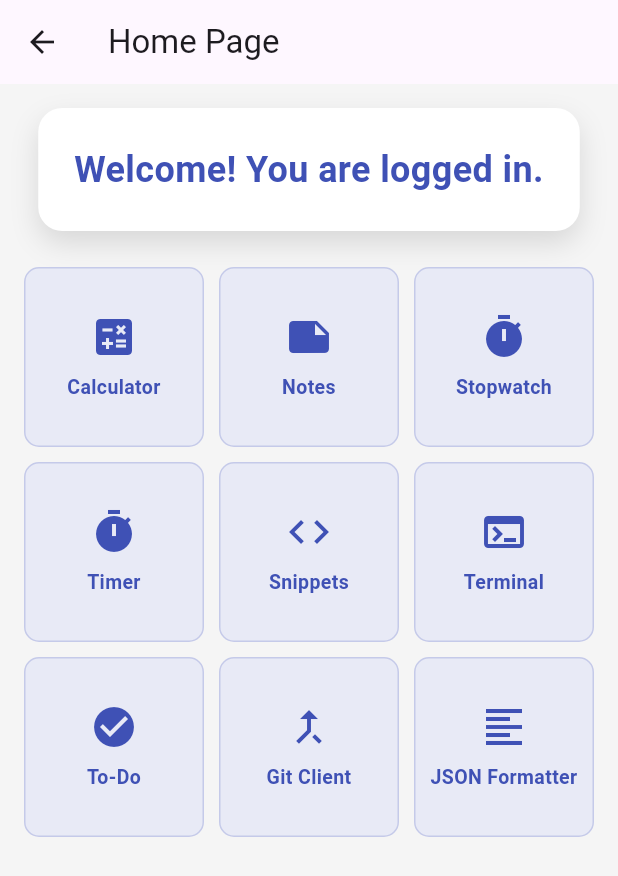
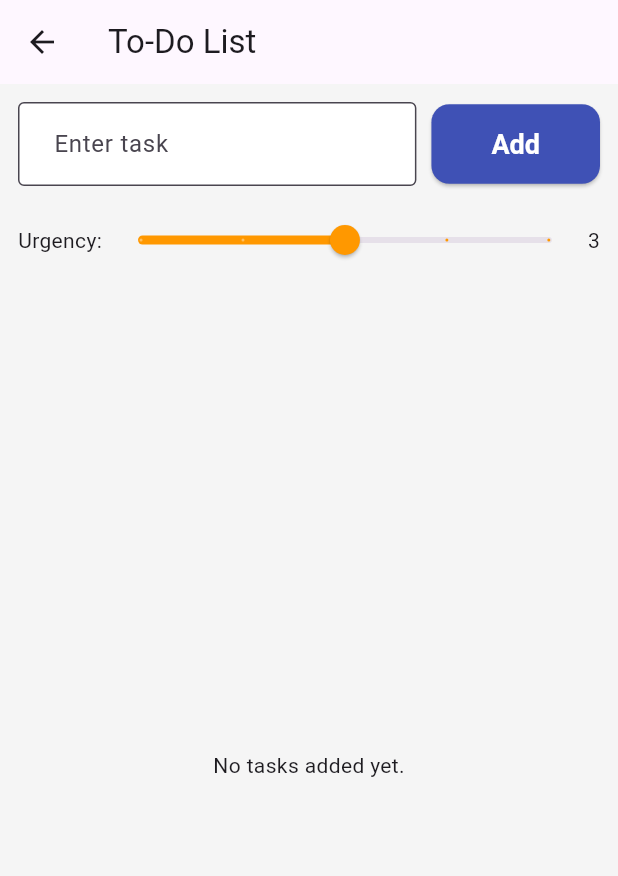
Before and after one commit to Atul-Sagar/flutter_hello, a Flutter app: the HomePage screen opened directly, after a tap on "To-Do", on a phone screen of 412 x 824 dp. Shown: the top 876 px of the screen. Run offline on Flutter 3.47's test engine with Material 3 defaults, Android fonts, the phone set to English and light mode, and no system bars; our stand-ins replace flutter_local_notifications, math_expressions, shared_preferences; accounts and stored records are empty.

Commit message:
Added Todo list page

```diff
--- a/lib/home_page.dart
+++ b/lib/home_page.dart
@@ -14,11 +14,7 @@ class HomePage extends StatelessWidget{
     ToolCard(icon: Icons.note, label: 'Notes', routeName: '/notes'),
     ToolCard(icon: Icons.timer, label: 'Stopwatch', routeName: '/stopwatch'),
     ToolCard(icon: Icons.timer, label: 'Timer', routeName: '/timer'),
-    ToolCard(icon: Icons.code, label: 'Snippets', routeName: '/snippets'),
-    ToolCard(icon: Icons.terminal, label: 'Terminal', routeName: '/terminal'),
     ToolCard(icon: Icons.check_circle, label: 'To-Do', routeName: '/todo'),
-    ToolCard(icon: Icons.merge_type, label: 'Git Client', routeName: '/git'),
-    ToolCard(icon: Icons.format_align_left, label: 'JSON Formatter', routeName: '/json'),
   ];
     return Scaffold(
       appBar: AppBar(title: const Text('Home Page')),
--- a/lib/main.dart
+++ b/lib/main.dart
@@ -1,11 +1,12 @@
 import 'package:flutter/material.dart';
 import 'package:flutter_hello/home_page.dart';
-import 'tools/calculator_page.dart';
+// import 'tools/calculator_page.dart';
 // import 'tools/notes/notes_page.dart';
 import 'package:flutter_hello/tools/notes/notes_page.dart';
 import 'package:flutter_hello/tools/calculator_page.dart';
 import 'package:flutter_hello/tools/stopwatch_page.dart';
 import 'package:flutter_hello/tools/timer_page.dart';
+import 'package:flutter_hello/tools/todo_list_page.dart';
 
 void main() {
   runApp(const MyApp());
@@ -57,6 +58,7 @@ class MyApp extends StatelessWidget{
         '/notes': (context) => const NotesPage(),
         '/stopwatch': (context) => const StopwatchPage(),
         '/timer': (context) => const TimerPage(),
+        '/todo' : (context) => const TodoListPage(),
       },
     );
   }
--- /dev/null
+++ b/lib/tools/todo_list_page.dart
@@ -0,0 +1,223 @@
+import 'package:flutter/material.dart';
+import 'dart:convert';
+import 'package:shared_preferences/shared_preferences.dart';
+
+class TodoListPage extends StatefulWidget{
+  const TodoListPage({super.key});
+
+  @override
+  State<TodoListPage> createState() => _TodoListPageState();
+}
+
+class _TodoListPageState extends State<TodoListPage>{
+  final List<_Task> _tasks = [];
+  final TextEditingController _controller = TextEditingController();
+  final String _storageKey = 'todo_tasks';
+  double _urgency = 3;
+
+
+
+  @override
+  void initState(){
+    super.initState();
+    _loadTasks();
+  }
+
+  Future<void> _loadTasks() async {
+    final prefs = await SharedPreferences.getInstance();
+    final jsonTasks = prefs.getStringList(_storageKey) ?? [];
+
+    setState((){
+      _tasks.clear();
+      _tasks.addAll(jsonTasks.map((e) => _Task.fromJson(json.decode(e))));
+    });
+  }
+
+  Future<void> _saveTasks() async {
+    final prefs = await SharedPreferences.getInstance();
+    final jsonTasks = _tasks.map((t) => json.encode(t.toJson())).toList();
+    await prefs.setStringList(_storageKey, jsonTasks);
+  }
+
+  void _addTask(){
+    final text = _controller.text.trim();
+    if(text.isNotEmpty){
+      setState(() {
+        _tasks.add(_Task(text, false, _urgency.toInt()));
+        _controller.clear();
+        _urgency = 3;
+      });
+      _saveTasks();
+    }
+  }
+
+
+  void _toggleTask(int index){
+    setState(() {
+      _tasks[index].isDone = !_tasks[index].isDone;
+    });
+    _saveTasks();
+  }
+
+  void _deleteTask(int index){
+    setState(() {
+      _tasks.removeAt(index);
+    });
+    _saveTasks();
+  }
+
+
+  Color _urgencyColor(int level){
+    switch(level){
+      case 1:
+        return Colors.green;
+
+      case 2:
+        return Colors.lightGreen;
+
+      case 3:
+        return Colors.orange;
+
+      case 4:
+        return Colors.deepOrange;
+
+      case 5:
+      default:
+        return Colors.red;
+
+    }
+  }
+
+
+  String _urgencyText(int level){
+    switch(level){
+      case 1:
+        return "Very Low";
+
+      case 2:
+        return "Low";
+
+      case 3:
+        return "Medium";
+
+      case 4:
+        return "High";
+
+      case 5:
+      default:
+        return "Urgent";
+    }
+  }
+
+@override
+  Widget build(BuildContext context) {
+    return Scaffold(
+      appBar: AppBar(
+        title: const Text('To-Do List'),
+      ),
+      body: Column(
+        children: [
+          Padding(
+            padding: const EdgeInsets.all(12.0),
+            child: Column(
+              children: [
+                Row(
+                  children: [
+                    Expanded(
+                      child: TextField(
+                        controller: _controller,
+                        decoration: const InputDecoration(
+                          labelText: 'Enter task',
+                          border: OutlineInputBorder(),
+                        ),
+                        onSubmitted: (_) => _addTask(),
+                      ),
+                    ),
+                    const SizedBox(width: 10),
+                    ElevatedButton(
+                      onPressed: _addTask,
+                      child: const Text('Add'),
+                    )
+                  ],
+                ),
+                const SizedBox(height: 12),
+                Row(
+                  children: [
+                    const Text('Urgency:'),
+                    Expanded(
+                      child: Slider(
+                        min: 1,
+                        max: 5,
+                        divisions: 4,
+                        value: _urgency,
+                        label: _urgencyText(_urgency.toInt()),
+                        activeColor: _urgencyColor(_urgency.toInt()),
+                        onChanged: (value) {
+                          setState(() => _urgency = value);
+                        },
+                      ),
+                    ),
+                    Text(_urgency.toInt().toString()),
+                  ],
+                )
+              ],
+            ),
+          ),
+          Expanded(
+            child: _tasks.isEmpty
+                ? const Center(child: Text('No tasks added yet.'))
+                : ListView.builder(
+                    itemCount: _tasks.length,
+                    itemBuilder: (context, index) {
+                      final task = _tasks[index];
+                      return ListTile(
+                        leading: Checkbox(
+                          value: task.isDone,
+                          onChanged: (_) => _toggleTask(index),
+                        ),
+                        title: Text(
+                          task.text,
+                          style: TextStyle(
+                            decoration: task.isDone
+                                ? TextDecoration.lineThrough
+                                : null,
+                          ),
+                        ),
+                        subtitle: Text(
+                          'Urgency: ${_urgencyText(task.urgency)}',
+                          style: TextStyle(
+                            color: _urgencyColor(task.urgency),
+                          ),
+                        ),
+                        trailing: IconButton(
+                          icon: const Icon(Icons.delete),
+                          onPressed: () => _deleteTask(index),
+                        ),
+                      );
+                    },
+                  ),
+          )
+        ],
+      ),
+    );
+  }
+
+}
+
+class _Task{
+  String text;
+  bool isDone;
+  int urgency;
+
+  _Task(this.text, this.isDone, this.urgency);
+
+  Map<String, dynamic> toJson() => {
+    'text' : text,
+    'isDone' : isDone,
+    'urgency' : urgency
+  };
+
+  factory _Task.fromJson(Map<String, dynamic> json){
+    return _Task(json['text'], json['isDone'], json['urgency'] ?? 3);
+  }
+}
```
